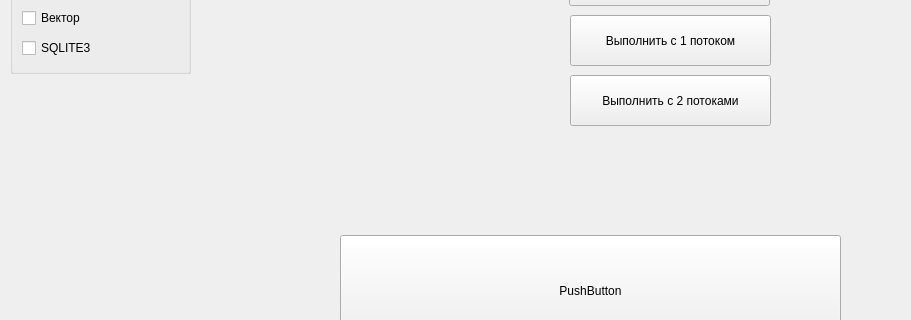
The window that mainwindow.ui (lzlaG/SQLITE_APP) describes before a commit, drawn with Qt 5; both pictures show x 0 to 911 and y 385 to 705 of the 1006 by 845 pixel window.
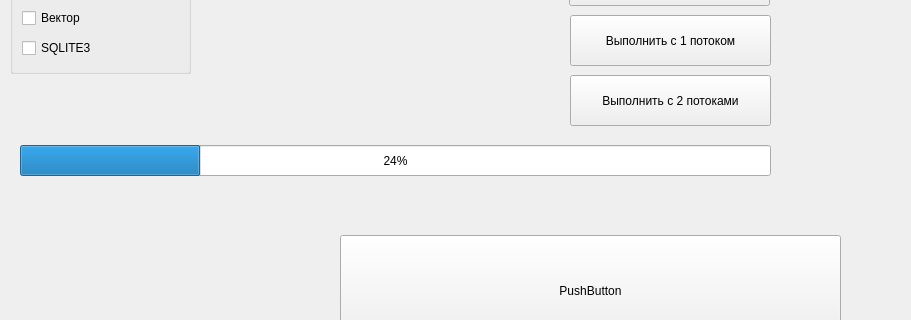
The same window after the commit.

The edit to the form file:
```diff
--- a/mainwindow.ui
+++ b/mainwindow.ui
@@ -125,6 +125,19 @@
      <string>PushButton</string>
     </property>
    </widget>
+   <widget class="QProgressBar" name="progressBar">
+    <property name="geometry">
+     <rect>
+      <x>20</x>
+      <y>530</y>
+      <width>751</width>
+      <height>31</height>
+     </rect>
+    </property>
+    <property name="value">
+     <number>24</number>
+    </property>
+   </widget>
   </widget>
   <widget class="QMenuBar" name="menubar">
    <property name="geometry">
```
